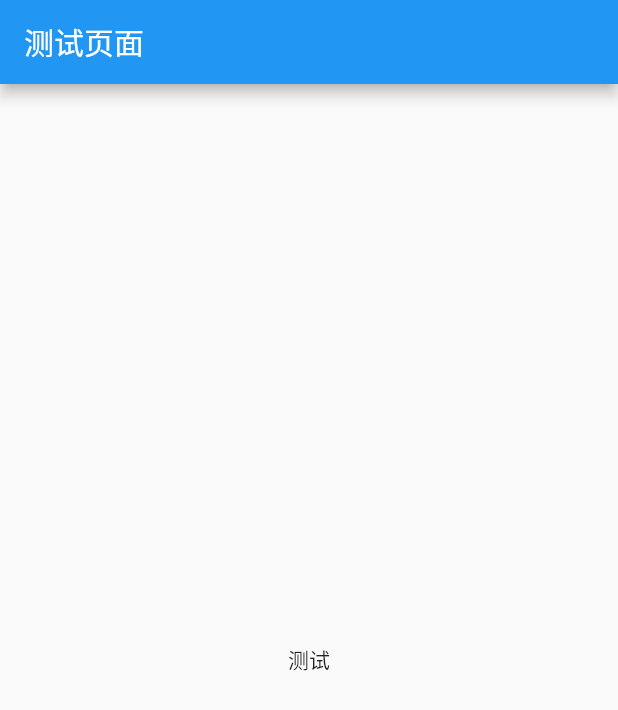
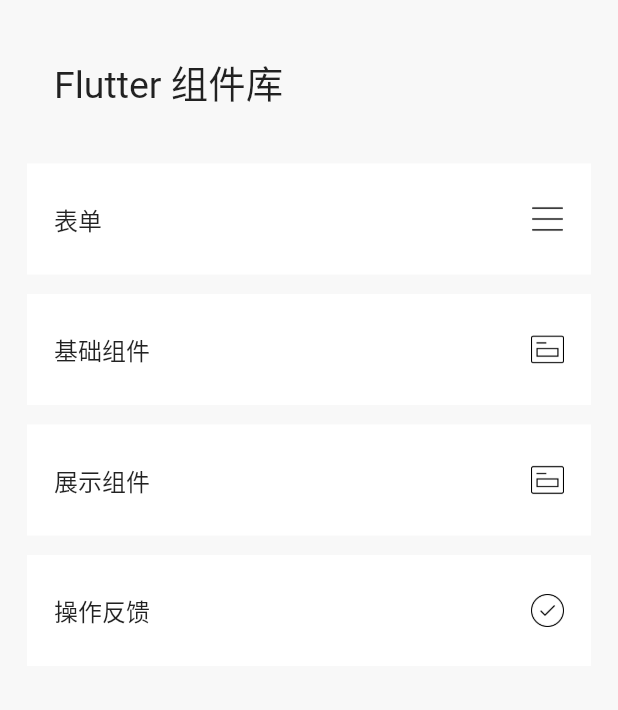
Before and after one commit to fengxing1234/widget, a Flutter app: the screen it shows after launch, on a phone screen of 412 x 824 dp. Shown: the top 710 px of the screen. Run offline on Flutter 3.47's test engine with Material 2 defaults, Android fonts, the phone set to English and light mode, and no system bars; our stand-ins replace string_scanner.

Commit message:
1.新增组件展示分类页面IndexWidget 2.新增routes路由管理类 3.新增支持展开折叠的列表组件

```diff
--- /dev/null
+++ b/example/lib/index_widget.dart
@@ -0,0 +1,151 @@
+
+import 'package:example/routes.dart';
+import 'package:flutter/material.dart';
+import 'package:widget/widget.dart';
+class IndexWidget extends StatefulWidget {
+  @override
+  _IndexWidgetState createState() => _IndexWidgetState();
+}
+
+class _IndexWidgetState extends State<IndexWidget> {
+  // 标题padding
+  final double titlePadding = 36.0;
+  // 列表左右padding
+  final double listPadding = 18.0;
+
+  // 渲染标题
+  Widget buildTitle(bool checked, int index, Widget child) {
+    return Opacity(
+        opacity: checked ? 0.5 : 1.0,
+        child: Padding(
+            padding: EdgeInsets.only(
+                top: 25.0,
+                right: listPadding,
+                bottom: 25.0,
+                left: listPadding
+            ),
+            child: Row(
+                children: <Widget>[
+                  // 名称
+                  Expanded(
+                      flex: 1,
+                      child: child
+                  ),
+                  Image.asset(routeLists[index]['icon'], height: 22.0)
+                ]
+            )
+        )
+    );
+  }
+
+  // 渲染二级列表
+  List<Widget> renderSubItem(subList) {
+    final List<Widget> widgetList = [];
+
+    // 循环数组
+    subList.forEach((dynamic item) {
+      final List<Widget> content = [
+        Container(
+            padding: EdgeInsets.only(
+                top: 16.0,
+                bottom: 16.0
+            ),
+            child: Row(
+                children: <Widget>[
+                  Expanded(
+                      flex: 1,
+                      child: Text(item['title'], style: TextStyle(
+                          fontSize: 16.0
+                      ))
+                  ),
+                  Container(
+                      child: Image.asset('assets/images/right-icon.png', height: 16.0)
+                  )
+                ]
+            )
+        )
+      ];
+      // 第一个不添加边框
+      if (subList.indexOf(item) > 0) {
+        content.insert(0, Divider(height: 1, color: Color(0xffd8d8d8)));
+      }
+
+      widgetList.add(
+          InkWell(
+              onTap: () {
+                if (item['url'] == null) {
+                  return;
+                }
+                Navigator.of(context).pushNamed(item['url']);
+              },
+              child: Padding(
+                  padding: EdgeInsets.only(
+                      left: listPadding,
+                      right: listPadding
+                  ),
+                  child: Column(
+                      children: content
+                  )
+              )
+          )
+      );
+    });
+    return widgetList;
+  }
+
+  @override
+  Widget build(BuildContext context) {
+    final List<CollapseItem> children = [];
+    final theme = ThemeWidget.getTheme(context);
+
+    routeLists.forEach((item) {
+      children.add(
+          CollapseItem(
+              title: Text(item['title'], style: TextStyle(
+                  fontSize: 16.0
+              )),
+              child: Column(
+                  children: renderSubItem(item['children'])
+              )
+          )
+      );
+    });
+
+    return Scaffold(
+        backgroundColor: Color(0xfff8f8f8),
+        body: ListView(
+            children: [
+              // head
+              Stack(
+                  children: [
+                    Container(
+                        padding: EdgeInsets.all(36.0),
+                        child: Column(
+                            children: [
+                              Row(
+                                  children: [
+                                    Text('Flutter 组件库', style: TextStyle(
+                                        fontSize: 25.0
+                                    ))
+                                  ]
+                              ),
+                            ]
+                        )
+                    ),
+                  ]
+              ),
+              Container(
+                  padding: EdgeInsets.only(left: 18.0, right: 18.0, bottom: 10.0),
+                  child: CollapseWidget(
+                      card: true,
+                      accordion: true,
+                      buildTitle: buildTitle,
+                      buildContent: (checked,index,child)=>child,
+                      children: children
+                  )
+              )
+            ]
+        )
+    );
+  }
+}
--- a/example/lib/main.dart
+++ b/example/lib/main.dart
@@ -1,119 +1,23 @@
+import 'package:example/index_widget.dart';
+import 'package:example/routes.dart';
 import 'package:flutter/material.dart';
-import 'package:widget/test_widget.dart';
+import 'package:widget/widget.dart';
 
 void main() {
   runApp(MyApp());
 }
 
 class MyApp extends StatelessWidget {
-  // This widget is the root of your application.
   @override
   Widget build(BuildContext context) {
-    return MaterialApp(
-      title: 'Flutter Demo',
-      theme: ThemeData(
-        // This is the theme of your application.
-        //
-        // Try running your application with "flutter run". You'll see the
-        // application has a blue toolbar. Then, without quitting the app, try
-        // changing the primarySwatch below to Colors.green and then invoke
-        // "hot reload" (press "r" in the console where you ran "flutter run",
-        // or simply save your changes to "hot reload" in a Flutter IDE).
-        // Notice that the counter didn't reset back to zero; the application
-        // is not restarted.
-        primarySwatch: Colors.blue,
-        // This makes the visual density adapt to the platform that you run
-        // the app on. For desktop platforms, the controls will be smaller and
-        // closer together (more dense) than on mobile platforms.
-        visualDensity: VisualDensity.adaptivePlatformDensity,
+    return ThemeWidget(
+      config: MainConfig(),
+      theme: MainTheme(),
+      child: MaterialApp(
+        title: 'Flutter 组件库',
+        routes: routes,
+        home: IndexWidget(),
       ),
-      //home: MyHomePage(title: 'Flutter Demo Home Page'),
-      home: TestWidget(),
     );
   }
 }
-
-class MyHomePage extends StatefulWidget {
-  MyHomePage({Key key, this.title}) : super(key: key);
-
-  // This widget is the home page of your application. It is stateful, meaning
-  // that it has a State object (defined below) that contains fields that affect
-  // how it looks.
-
-  // This class is the configuration for the state. It holds the values (in this
-  // case the title) provided by the parent (in this case the App widget) and
-  // used by the build method of the State. Fields in a Widget subclass are
-  // always marked "final".
-
-  final String title;
-
-  @override
-  _MyHomePageState createState() => _MyHomePageState();
-}
-
-class _MyHomePageState extends State<MyHomePage> {
-  int _counter = 0;
-
-  void _incrementCounter() {
-    setState(() {
-      // This call to setState tells the Flutter framework that something has
-      // changed in this State, which causes it to rerun the build method below
-      // so that the display can reflect the updated values. If we changed
-      // _counter without calling setState(), then the build method would not be
-      // called again, and so nothing would appear to happen.
-      _counter++;
-    });
-  }
-
-  @override
-  Widget build(BuildContext context) {
-    // This method is rerun every time setState is called, for instance as done
-    // by the _incrementCounter method above.
-    //
-    // The Flutter framework has been optimized to make rerunning build methods
-    // fast, so that you can just rebuild anything that needs updating rather
-    // than having to individually change instances of widgets.
-    return Scaffold(
-      appBar: AppBar(
-        // Here we take the value from the MyHomePage object that was created by
-        // the App.build method, and use it to set our appbar title.
-        title: Text(widget.title),
-      ),
-      body: Center(
-        // Center is a layout widget. It takes a single child and positions it
-        // in the middle of the parent.
-        child: Column(
-          // Column is also a layout widget. It takes a list of children and
-          // arranges them vertically. By default, it sizes itself to fit its
-          // children horizontally, and tries to be as tall as its parent.
-          //
-          // Invoke "debug painting" (press "p" in the console, choose the
-          // "Toggle Debug Paint" action from the Flutter Inspector in Android
-          // Studio, or the "Toggle Debug Paint" command in Visual Studio Code)
-          // to see the wireframe for each widget.
-          //
-          // Column has various properties to control how it sizes itself and
-          // how it positions its children. Here we use mainAxisAlignment to
-          // center the children vertically; the main axis here is the vertical
-          // axis because Columns are vertical (the cross axis would be
-          // horizontal).
-          mainAxisAlignment: MainAxisAlignment.center,
-          children: <Widget>[
-            Text(
-              'You have pushed the button this many times:',
-            ),
-            Text(
-              '$_counter',
-              style: Theme.of(context).textTheme.headline4,
-            ),
-          ],
-        ),
-      ),
-      floatingActionButton: FloatingActionButton(
-        onPressed: _incrementCounter,
-        tooltip: 'Increment',
-        child: Icon(Icons.add),
-      ), // This trailing comma makes auto-formatting nicer for build methods.
-    );
-  }
-}
--- /dev/null
+++ b/example/lib/routes.dart
@@ -0,0 +1,76 @@
+import 'package:example/base_widget.dart';
+import 'package:example/button/custom_button_demo.dart';
+import 'package:example/loading/loading_widget_demo.dart';
+import 'package:example/switch/switch_widget_demo.dart';
+import 'package:flutter/material.dart';
+
+final routeLists = [
+  {
+    'title': '表单',
+    'icon': 'assets/images/index-icon/icon_nav_form.png',
+    'children': [
+      {
+        'title': 'Button',
+        'url': '/button'
+      },
+      {
+        'title': 'Switch',
+        'url': '/switch'
+      },
+      {
+        'title': 'TextField',
+        'url': '/input'
+      },
+    ]
+  },
+  {
+    'title': '基础组件',
+    'icon': 'assets/images/index-icon/icon_nav_layout.png',
+    'children': [
+      {
+        'title': '多选项组件',
+        'url': '/optionsWidget'
+      },
+      {
+        'title': '多功能按钮组件',
+        'url': '/rotationBtnWidget'
+      },
+    ]
+  },
+  {
+    'title': '展示组件',
+    'icon': 'assets/images/index-icon/icon_nav_layout.png',
+    'children': [
+      {
+        'title': 'Collapse展开折叠列表控件',
+        'url': '/collapseList'
+      },
+    ]
+  },
+  {
+    'title': '操作反馈',
+    'icon': 'assets/images/index-icon/icon_nav_feedback.png',
+    'children': [
+      {
+        'title': '日期选择控件',
+        'url': '/datePicker'
+      },
+      {
+        'title': '对话框',
+        'url': '/dialog'
+      },
+      {
+        'title': 'Loading加载框',
+        'url': '/loading'
+      },
+    ]
+  }
+];
+
+final routes = <String, WidgetBuilder>{
+  '/button':(_)=>BaseWidget('Button示例', 'lib/button/custom_button_demo', CustomButtonDemo()),
+
+  '/switch':(_)=>BaseWidget('Switch示例', 'lib/switch/switch_widget_demo', SwitchWidgetDemo()),
+
+  '/loading':(_)=>BaseWidget('Loading加载框示例', 'lib/loading/loading_widget_demo', LoadingWidgetDemo()),
+};
--- /dev/null
+++ b/lib/library/collapse/collapse_widget.dart
@@ -0,0 +1,246 @@
+import 'package:flutter/material.dart';
+
+///展开折叠控件子项
+class CollapseItem {
+  // key
+  final String key;
+  // 标题
+  final Widget title;
+  // 内容
+  final Widget child;
+
+  CollapseItem({
+    this.key,
+    @required this.title,
+    @required this.child
+  });
+}
+
+///展开折叠控件
+class CollapseWidget extends StatefulWidget {
+  // 数据
+  final List<CollapseItem> children;
+  // 默认展示
+  final List<String> defaultActive;
+  // 动画过度时间
+  final int duration;
+  // 卡片展示
+  final bool card;
+  // 卡片间距
+  final double clearance;
+  // 渲染标题
+  final Widget Function(bool open, int index, Widget child) buildTitle;
+  // 渲染内容
+  final Widget Function(bool open, int index, Widget child) buildContent;
+  // 变化回调
+  final Function(List<String>) onChange;
+  // 手风琴模式
+  final bool accordion;
+
+  CollapseWidget({
+    @required this.children,
+    this.defaultActive,
+    this.duration = 150,
+    this.card = false,
+    this.clearance = 13.0,
+    this.buildTitle,
+    this.buildContent,
+    this.onChange,
+    this.accordion = false
+  });
+
+  @override
+  CollapseWidgetState createState() => CollapseWidgetState();
+}
+
+class CollapseWidgetState extends State<CollapseWidget> {
+  // 内容左右padding
+  double borderPadding = 19.0;
+  // title左右padding
+  final double titleOrSoPadding = 19.0;
+  // 上下padding
+  final double titleUpAndDownPadding = 13.0;
+  // 边框
+  Widget border;
+  // 当前激活
+  List<String> activeIndex = [];
+
+  @override
+  void initState() {
+    super.initState();
+
+    if (widget.card) {
+      borderPadding = 0.0;
+    }
+
+    if (widget.defaultActive != null) {
+      activeIndex = widget.defaultActive;
+    }
+  }
+
+  @override
+  void didChangeDependencies() {
+    super.didChangeDependencies();
+    border = Divider(height: 1, color: Colors.grey);
+  }
+
+  void onClick(String key) {
+    List<String> activeList = activeIndex;
+    if (activeList.indexOf(key) >= 0) {
+      activeList.remove(key);
+    } else {
+      // 手风琴模式判断
+      if (widget.accordion) {
+        activeList = [key];
+      } else {
+        activeList.add(key);
+      }
+    }
+    setState(() {
+      activeIndex = activeList;
+    });
+
+    if (widget.onChange is Function) widget.onChange(activeList);
+  }
+
+  // 渲染title
+  Widget buildTitle(String key, int index, CollapseItem item) {
+    final bool checked = activeIndex.indexOf(key) >= 0;
+    Widget titleWidget;
+    if (widget.buildTitle is Function) {
+      titleWidget = widget.buildTitle(checked, index, item.title);
+    } else {
+      titleWidget = Padding(
+          padding: EdgeInsets.only(
+              top: titleUpAndDownPadding,
+              right: titleOrSoPadding,
+              bottom: titleUpAndDownPadding,
+              left: titleOrSoPadding
+          ),
+          child: Row(
+              children: [
+                // title
+                Expanded(
+                    flex: 1,
+                    child: DefaultTextStyle(
+                        style: TextStyle(
+                            fontSize: 16.0,
+                            color: Color(0xff333333)
+                        ),
+                        child: item.title
+                    )
+                ),
+                // icon
+                Transform.rotate(
+                    angle: checked ? (-180 ~/ 30) * 30.0 * 0.0174533 : 0.0,
+                    child: Icon(Icons.arrow_forward_ios, size: 26.0, color: Color(0xff969799))
+                )
+              ]
+          )
+      );
+    }
+
+    return InkWell(
+        onTap: () {
+          onClick(key);
+        },
+        child: titleWidget
+    );
+  }
+
+  // 渲染内容
+  Widget buildContent(bool open, int index, Widget content) {
+    Widget childWidget;
+
+    if (widget.buildContent is Function) {
+      childWidget = widget.buildContent(open, index, content);
+    } else {
+      childWidget = Column(
+          crossAxisAlignment: CrossAxisAlignment.start,
+          children: [
+            Padding(
+                padding: EdgeInsets.only(
+                    left: borderPadding
+                ),
+                child: border
+            ),
+            Padding(
+                padding: EdgeInsets.only(
+                    top: titleOrSoPadding,
+                    right: titleOrSoPadding,
+                    bottom: titleOrSoPadding,
+                    left: titleOrSoPadding
+                ),
+                child: content
+            )
+          ]
+      );
+    }
+    return Align(
+        alignment: Alignment.centerLeft,
+        child: DefaultTextStyle(
+            style: TextStyle(
+                fontSize: 14.0,
+                color: Colors.black
+            ),
+            child: childWidget
+        )
+    );
+  }
+
+  Widget buildItem(String key, int index, CollapseItem item) {
+    final List<Widget> children = [buildTitle(key, index, item)];
+    final bool open = activeIndex.indexOf(key) >= 0;
+    // 内容
+    children.add(
+        AnimatedCrossFade(
+            firstChild: Container(),
+            secondChild: buildContent(open, index, item.child),
+            firstCurve: const Interval(0.0, 0.6, curve: Curves.fastOutSlowIn),
+            secondCurve: const Interval(0.4, 1.0, curve: Curves.fastOutSlowIn),
+            sizeCurve: Curves.fastOutSlowIn,
+            crossFadeState: open ? CrossFadeState.showSecond : CrossFadeState.showFirst,
+            duration: Duration(milliseconds: widget.duration)
+        )
+    );
+    return Column(
+        children: children
+    );
+  }
+  renderChildren(list) {
+    final List<Widget> children = [];
+    // 遍历
+    for (int index = 0; index < list.length; index++) {
+      final item = list[index];
+      final key = item.key == null ? index.toString() : item.key;
+      final Widget child = Material(
+          color: Colors.white,
+          child: buildItem(key, index, item)
+      );
+      // 判断是否卡片样式
+      if (widget.card) {
+        children.add(
+            Padding(
+                padding: EdgeInsets.only(top: index == 0 ? 0.0 : widget.clearance),
+                child: child
+            )
+        );
+      } else {
+        children.add(border);
+        children.add(child);
+      }
+    }
+    // 默认边框
+    if (widget.card == false)
+      children.add(border);
+    return children;
+  }
+  @override
+  Widget build(BuildContext context) {
+    return SizedBox(
+        child: Column(
+            children: renderChildren(widget.children)
+        )
+    );
+  }
+}
--- a/lib/widget.dart
+++ b/lib/widget.dart
@@ -1,3 +1,10 @@
 library widget;
+
+export 'library/theme/theme_widget.dart';
+export 'library/collapse/collapse_widget.dart';
+export 'library/button/custom_button.dart';
+export 'library/res/gaps.dart';
+export 'library/switch/switch_widget.dart';
+export 'library/loading/loading_widget.dart';
 export 'utils/load_image_utils.dart';
 export 'surver_expansion_view.dart';
```
Also changed, not shown: example/pubspec.yaml (+6 -3 lines).
